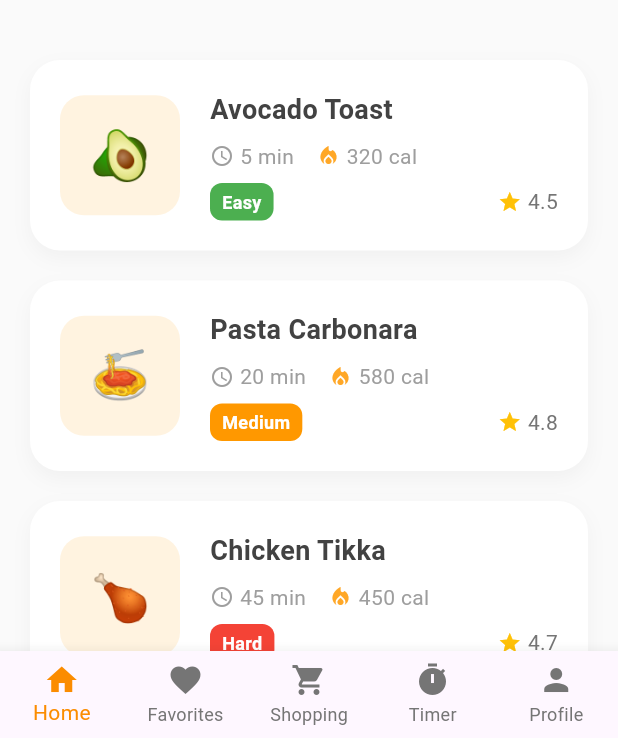
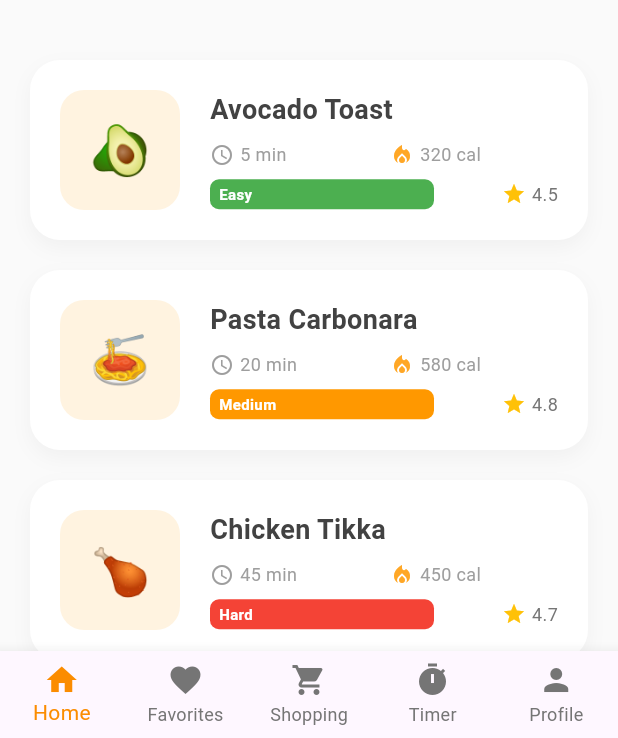
Before and after one commit to Godawela/recipe_app, a Flutter app: the screen it shows after launch, on a phone screen of 412 x 824 dp, the part 498-1236 px from its top. Run offline on Flutter 3.47's test engine with Material 3 defaults, Android fonts, the phone set to English and light mode, and no system bars; Roboto replaces fonts that are missing (Poppins).

Commit message:
issue fix  - A RenderFlex overflowed by 9.2 pixels on the right.

```diff
--- a/lib/widgets/recipe_card.dart
+++ b/lib/widgets/recipe_card.dart
@@ -80,27 +80,77 @@ class RecipeCard extends StatelessWidget {
                           fontWeight: FontWeight.bold,
                           color: Colors.grey[800],
                         ),
+                        overflow: TextOverflow.ellipsis, // Add ellipsis for long names
+                        maxLines: 2, // Allow up to 2 lines for recipe names
                       ),
                       const SizedBox(height: 8),
-                      Row(
+                      // Improved: Use intrinsic dimensions and better overflow handling
+                      IntrinsicHeight(
+                        child: Row(
+                          crossAxisAlignment: CrossAxisAlignment.stretch,
+                          children: [
+                            Expanded(
+                              flex: 3,
+                              child: Row(
+                                mainAxisSize: MainAxisSize.min,
                                 children: [
                                   Icon(Icons.access_time, size: 16, color: Colors.grey[500]),
                                   const SizedBox(width: 4),
-                          Text(recipe.time, style: TextStyle(color: Colors.grey[500])),
-                          const SizedBox(width: 15),
+                                  Expanded(
+                                    child: Text(
+                                      recipe.time,
+                                      style: TextStyle(color: Colors.grey[500], fontSize: 12),
+                                      overflow: TextOverflow.ellipsis,
+                                    ),
+                                  ),
+                                ],
+                              ),
+                            ),
+                            const SizedBox(width: 8),
+                            Expanded(
+                              flex: 3,
+                              child: Row(
+                                mainAxisSize: MainAxisSize.min,
+                                children: [
                                   Icon(Icons.local_fire_department, size: 16, color: Colors.orange[400]),
                                   const SizedBox(width: 4),
-                          Text('${recipe.calories} cal', style: TextStyle(color: Colors.grey[500])),
+                                  Expanded(
+                                    child: Text(
+                                      '${recipe.calories} cal',
+                                      style: TextStyle(color: Colors.grey[500], fontSize: 12),
+                                      overflow: TextOverflow.ellipsis,
+                                    ),
+                                  ),
                                 ],
                               ),
+                            ),
+                          ],
+                        ),
+                      ),
                       const SizedBox(height: 8),
+                      // Improved: Better layout for difficulty and rating
                       Row(
                         children: [
-                          _buildDifficultyBadge(),
-                          const Spacer(),
+                          Expanded(
+                            flex: 2,
+                            child: _buildDifficultyBadge(),
+                          ),
+                          const SizedBox(width: 8),
+                          Expanded(
+                            flex: 1,
+                            child: Row(
+                              mainAxisAlignment: MainAxisAlignment.end,
+                              mainAxisSize: MainAxisSize.min,
+                              children: [
                                 const Icon(Icons.star, color: Colors.amber, size: 16),
                                 const SizedBox(width: 4),
-                          Text(recipe.rating.toString(), style: TextStyle(color: Colors.grey[600])),
+                                Text(
+                                  recipe.rating.toString(),
+                                  style: TextStyle(color: Colors.grey[600], fontSize: 12),
+                                ),
+                              ],
+                            ),
+                          ),
                         ],
                       ),
                     ],
@@ -131,18 +181,19 @@ class RecipeCard extends StatelessWidget {
     }
 
     return Container(
-      padding: const EdgeInsets.symmetric(horizontal: 8, vertical: 4),
+      padding: const EdgeInsets.symmetric(horizontal: 6, vertical: 3),
       decoration: BoxDecoration(
         color: badgeColor,
-        borderRadius: BorderRadius.circular(8),
+        borderRadius: BorderRadius.circular(6),
       ),
       child: Text(
         recipe.difficulty,
         style: const TextStyle(
           color: Colors.white,
-          fontSize: 12,
+          fontSize: 10,
           fontWeight: FontWeight.bold,
         ),
+        overflow: TextOverflow.ellipsis,
       ),
     );
   }
```
Lines whose indentation alone changed are shown as unchanged.
